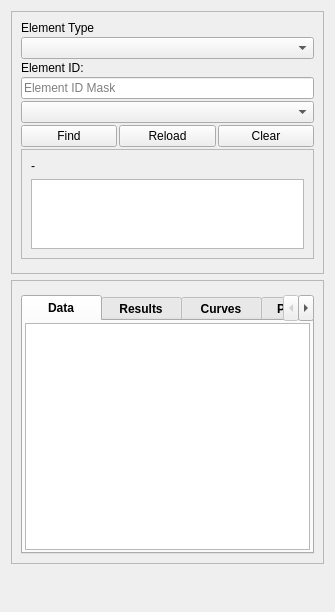
The window that ui/qgisred_unified_find_properties.ui (Ingeniousware/QGISRed-BID) describes before a commit, drawn with Qt 5.
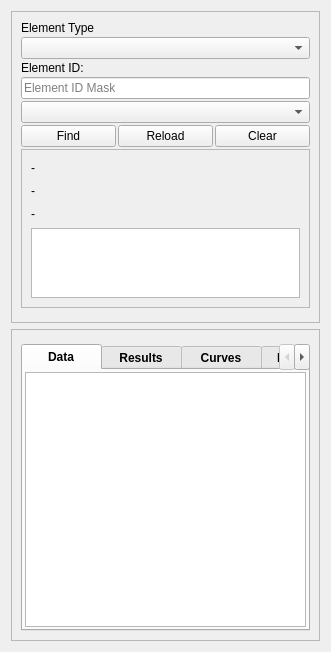
The same window after the commit.

Commit message: tag and description first version

```diff
--- a/ui/qgisred_unified_find_properties.ui
+++ b/ui/qgisred_unified_find_properties.ui
@@ -6,8 +6,8 @@
    <rect>
     <x>0</x>
     <y>0</y>
-    <width>335</width>
-    <height>612</height>
+    <width>331</width>
+    <height>652</height>
    </rect>
   </property>
   <property name="sizePolicy">
@@ -244,8 +244,8 @@
                      <rect>
                       <x>0</x>
                       <y>0</y>
-                      <width>287</width>
-                      <height>120</height>
+                      <width>283</width>
+                      <height>148</height>
                      </rect>
                     </property>
                     <layout class="QVBoxLayout" name="verticalLayout_12">
@@ -256,6 +256,20 @@
                        </property>
                       </widget>
                      </item>
+                     <item>
+                      <widget class="QLabel" name="labelFoundElementTag">
+                       <property name="text">
+                        <string>-</string>
+                       </property>
+                      </widget>
+                     </item>
+                     <item>
+                      <widget class="QLabel" name="labelFoundElementDescription">
+                       <property name="text">
+                        <string>-</string>
+                       </property>
+                      </widget>
+                     </item>
                      <item>
                       <widget class="QListWidget" name="listWidget">
                        <property name="sizePolicy">
@@ -549,19 +563,6 @@
         </layout>
        </widget>
       </item>
-      <item>
-       <spacer name="verticalSpacer">
-        <property name="orientation">
-         <enum>Qt::Vertical</enum>
-        </property>
-        <property name="sizeHint" stdset="0">
-         <size>
-          <width>20</width>
-          <height>5</height>
-         </size>
-        </property>
-       </spacer>
-      </item>
      </layout>
     </item>
    </layout>
```
The commit also changes 1 other file.
